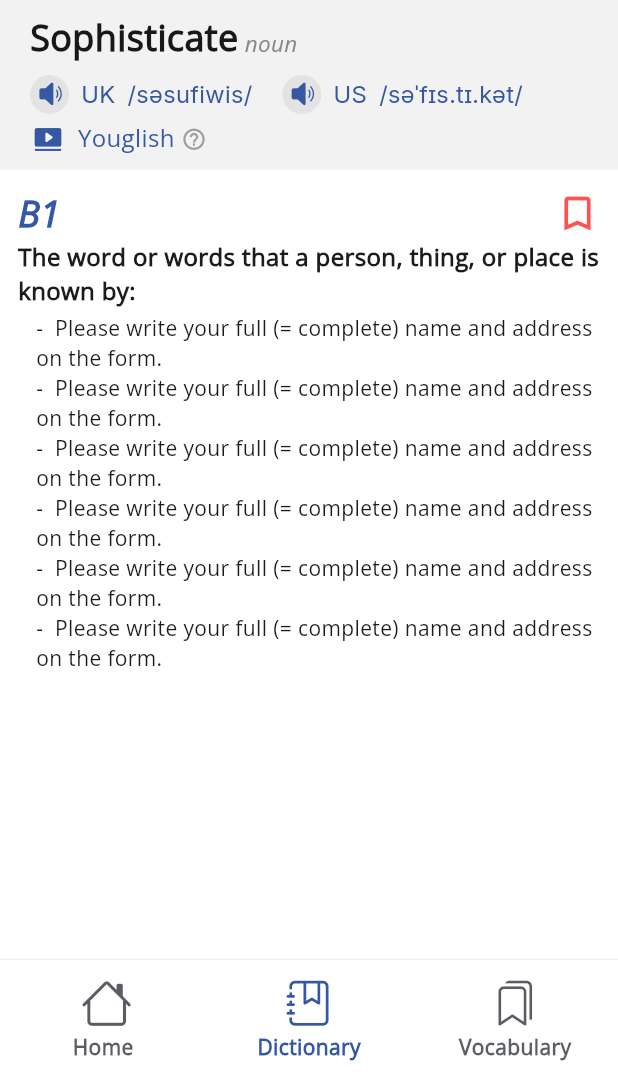
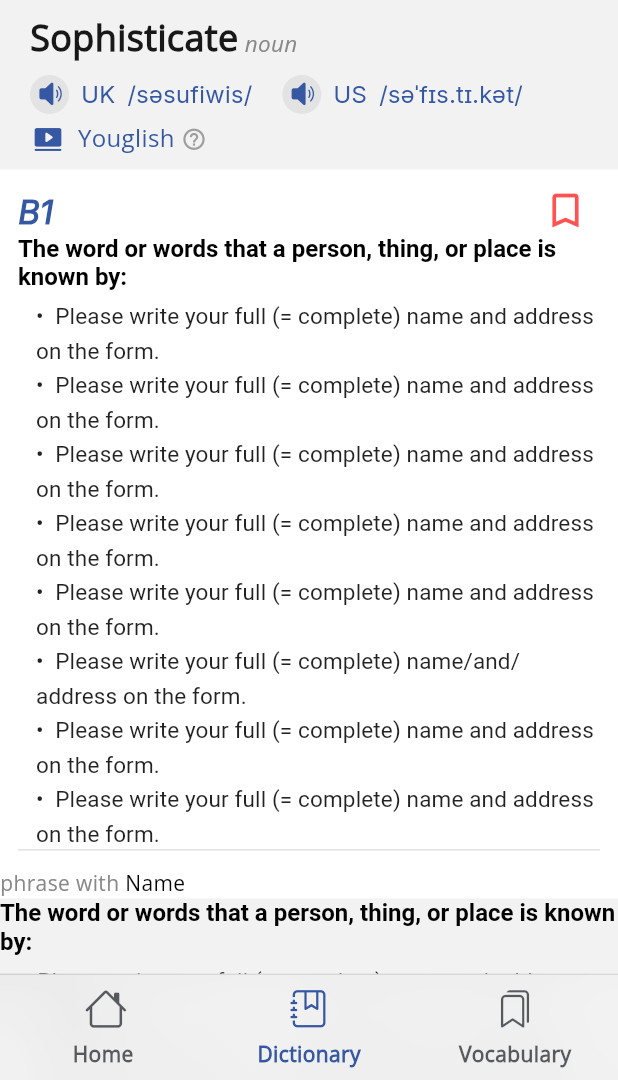
Before and after one commit to nguyenhuuthai-99/eng_dict, a Flutter app: the screen it shows after launch, item 2 of the bottom bar chosen, on a phone screen of 412 x 824 dp, the part 156-1236 px from its top. Run offline on Flutter 3.47's test engine with Material 3 defaults, Android fonts, the phone set to English and light mode, and no system bars; our stand-ins replace google_fonts, just_audio.

Commit message:
add phrase box

```diff
--- a/devtools_options.yaml
+++ b/devtools_options.yaml
@@ -1,3 +1,4 @@
 description: This file stores settings for Dart & Flutter DevTools.
 documentation: https://docs.flutter.dev/tools/devtools/extensions#configure-extension-enablement-states
 extensions:
+  - provider: true
--- a/lib/view/screens/dictionary_screen.dart
+++ b/lib/view/screens/dictionary_screen.dart
@@ -1,11 +1,15 @@
 import 'dart:ui';
 
+import 'package:eng_dict/model/word.dart';
+import 'package:eng_dict/model/word_field.dart';
 import 'package:eng_dict/view/component/glass_app_bar.dart';
 import 'package:eng_dict/view/component/search_bar.dart';
 import 'package:eng_dict/view/component/sliver_glass_app_bar.dart';
 import 'package:eng_dict/view/utils/constants.dart';
 import 'package:eng_dict/view/utils/custom_icon.dart';
+import 'package:eng_dict/view/widgets/definition_box.dart';
 import 'package:eng_dict/view/widgets/word_title_box.dart';
+import 'package:flutter/gestures.dart';
 import 'package:flutter/material.dart';
 import 'package:flutter/rendering.dart';
 import 'package:just_audio/just_audio.dart';
@@ -13,7 +17,8 @@ import 'package:just_audio/just_audio.dart';
 class DictionaryScreen extends StatelessWidget {
   final numberOfTab = 2;
   final String screenId = "DictionaryScreen";
-  DictionaryScreen({super.key});
+
+  const DictionaryScreen({super.key});
 
   @override
   Widget build(BuildContext context) {
@@ -25,7 +30,8 @@ class DictionaryScreen extends StatelessWidget {
         child: DefaultTabController(
           length: numberOfTab,
           child: NestedScrollView(
-            headerSliverBuilder: (BuildContext context, bool innerBoxIsScrolled) {
+            headerSliverBuilder:
+                (BuildContext context, bool innerBoxIsScrolled) {
               return [
                 const SliverAppBar(
                     pinned: false,
@@ -33,19 +39,21 @@ class DictionaryScreen extends StatelessWidget {
                     floating: true,
                     backgroundColor: Colors.white,
                     surfaceTintColor: Colors.white,
-                title: CustomSearchBar()
-              ),
+                    title: CustomSearchBar()),
                 SliverPersistentHeader(
                   pinned: true,
                   delegate: TabBarDelegate(
                     child: const TabBar(
-
                       dividerHeight: 2,
                       tabAlignment: TabAlignment.start,
                       isScrollable: true,
                       tabs: [
-                        Tab(text: "General",),
-                        Tab(text: "Business",),
+                        Tab(
+                          text: "General",
+                        ),
+                        Tab(
+                          text: "Business",
+                        ),
                       ],
                       unselectedLabelColor: Constant.kGreyText,
                       labelColor: Constant.kPrimaryColor,
@@ -55,8 +63,6 @@ class DictionaryScreen extends StatelessWidget {
                       labelStyle: TextStyle(
                         fontSize: 18,
                       ),
-
-
                     ),
                   ),
                 ),
@@ -66,40 +72,15 @@ class DictionaryScreen extends StatelessWidget {
               ListView(
                 children: [
                   WordTitleBox(),
-                  Padding(
-                    padding: const EdgeInsets.only(top: Constant.kMarginMedium, left: Constant.kMarginMedium),
-                    child: Column(
-                      children: [
-                        Padding(
-                          padding: const EdgeInsets.only(right: 12.0),
-                          child: Row(
-                            children: [
-                              Expanded(child: Text("B1", style: TextStyle(fontSize: 24, fontWeight: FontWeight.bold, fontStyle: FontStyle.italic, color: Constant.kPrimaryColor),)),
-                              Icon(Icons.bookmark_outline, size: 30, color: Colors.redAccent,)
+                  DefinitionBox(
+                    word: Word()..isPhrase = false,
+                  ),
+                  DefinitionBox(
+                    word: Word()..isPhrase = true,
+                  ),
                 ],
               ),
-                        ),
-                        Text("The word or words that a person, thing, or place is known by:", style: TextStyle(fontWeight: FontWeight.bold, fontSize: 16),),
-                        Padding(
-                          padding: const EdgeInsets.only(left: Constant.kMarginMedium, top: Constant.kMarginExtraSmall),
-                          child: Column(
-                            children: [
-                              Text("-  Please write your full (= complete) name and address on the form."),
-                              Text("-  Please write your full (= complete) name and address on the form."),
-                              Text("-  Please write your full (= complete) name and address on the form."),
-                              Text("-  Please write your full (= complete) name and address on the form."),
-                              Text("-  Please write your full (= complete) name and address on the form."),
-                              Text("-  Please write your full (= complete) name and address on the form."),
-                            ],
-                          ),
-                        )
-
-                      ],
-                    ),
-                  )
-                ],
-              )
-              ,Container(
+              Container(
                 color: Colors.blue,
                 child: Text("Business"),
               ),
@@ -111,22 +92,21 @@ class DictionaryScreen extends StatelessWidget {
   }
 }
 
-
-class TabBarDelegate extends SliverPersistentHeaderDelegate{
+class TabBarDelegate extends SliverPersistentHeaderDelegate {
   final TabBar child;
 
   TabBarDelegate({required this.child});
 
   @override
-  Widget build(BuildContext context, double shrinkOffset, bool overlapsContent) {
+  Widget build(
+      BuildContext context, double shrinkOffset, bool overlapsContent) {
     // TODO: implement build
     return Container(
         color: Colors.white,
         child: Padding(
           padding: const EdgeInsets.symmetric(horizontal: 8.0),
           child: child,
-      )
-    );
+        ));
   }
 
   @override
@@ -145,5 +125,4 @@ class TabBarDelegate extends SliverPersistentHeaderDelegate{
   @override
   OverScrollHeaderStretchConfiguration get stretchConfiguration =>
       OverScrollHeaderStretchConfiguration();
-
 }
--- /dev/null
+++ b/lib/view/widgets/definition_box.dart
@@ -0,0 +1,198 @@
+import 'dart:ffi';
+
+import 'package:eng_dict/model/word.dart';
+import 'package:eng_dict/view/utils/constants.dart';
+import 'package:flutter/gestures.dart';
+import 'package:flutter/material.dart';
+
+class DefinitionBox extends StatelessWidget {
+  Word word;
+  DefinitionBox({
+    required this.word,
+    super.key,
+  });
+
+  @override
+  Widget build(BuildContext context) {
+    if (word.isPhrase) {
+      return buildPhraseBox();
+    }
+    return buildWordBox();
+  }
+
+  Widget buildWordBox() {
+    return Padding(
+      padding: const EdgeInsets.symmetric(
+          vertical: Constant.kMarginMedium, horizontal: Constant.kMarginMedium),
+      child: Column(
+        children: [
+          const Padding(
+            padding: EdgeInsets.only(right: Constant.kMarginSmall),
+            child: Row(
+              children: [
+                Expanded(
+                    child: Text(
+                  "B1",
+                  style: TextStyle(
+                      fontSize: 22,
+                      fontWeight: FontWeight.bold,
+                      fontStyle: FontStyle.italic,
+                      color: Constant.kPrimaryColor,
+                      fontFamily: "Inter"),
+                )),
+                Icon(
+                  Icons.bookmark_outline,
+                  size: 30,
+                  color: Colors.redAccent,
+                )
+              ],
+            ),
+          ),
+          buildDefinitionText(
+              "The word or words that a person, thing, or place is known by:"),
+          Padding(
+            padding: const EdgeInsets.only(
+                left: Constant.kMarginMedium, top: Constant.kMarginExtraSmall),
+            child: Column(
+              crossAxisAlignment: CrossAxisAlignment.start,
+              children: [
+                buildExample(
+                    "•  Please write your full (= complete) name and address on the form."),
+                buildExample(
+                    "•  Please write your full (= complete) name and address on the form."),
+                buildExample(
+                    "•  Please write your full (= complete) name and address on the form."),
+                buildExample(
+                    "•  Please write your full (= complete) name and address on the form."),
+                buildExample(
+                    "•  Please write your full (= complete) name and address on the form."),
+                buildExample(
+                    "•  Please write your full (= complete) name/and/address on the form."),
+                buildExample(
+                    "•  Please write your full (= complete) name and address on the form."),
+                buildExample(
+                    "•  Please write your full (= complete) name and address on the form."),
+              ],
+            ),
+          ),
+          SizedBox(
+            height: 1,
+            width: double.infinity,
+            child: Container(
+              color: Constant.kGreyLine,
+            ),
+          )
+        ],
+      ),
+    );
+  }
+
+  Widget buildPhraseBox() {
+    return Column(
+      children: [
+        Row(
+          children: [
+            Text(
+              "phrase with ",
+              style: TextStyle(color: Constant.kGreyText),
+            ),
+            Text(
+              "Name",
+              style: TextStyle(color: Colors.black),
+            )
+          ],
+        ),
+        Container(
+          color: Constant.kGreyBackground,
+          child: Column(
+            children: [
+              buildDefinitionText(
+                  "The word or words that a person, thing, or place is known by:"),
+              Padding(
+                padding: const EdgeInsets.only(
+                    left: Constant.kMarginMedium,
+                    top: Constant.kMarginExtraSmall),
+                child: Column(
+                  crossAxisAlignment: CrossAxisAlignment.start,
+                  children: [
+                    buildExample(
+                        "•  Please write your full (= complete) name and address on the form."),
+                    buildExample(
+                        "•  Please write your full (= complete) name and address on the form."),
+                    buildExample(
+                        "•  Please write your full (= complete) name and address on the form."),
+                    buildExample(
+                        "•  Please write your full (= complete) name and address on the form."),
+                    buildExample(
+                        "•  Please write your full (= complete) name and address on the form."),
+                    buildExample(
+                        "•  Please write your full (= complete) name/and/address on the form."),
+                    buildExample(
+                        "•  Please write your full (= complete) name and address on the form."),
+                    buildExample(
+                        "•  Please write your full (= complete) name and address on the form."),
+                  ],
+                ),
+              ),
+              const Divider(
+                color: Constant.kGreyLine,
+                height: 30,
+                thickness: 0.8,
+              )
+            ],
+          ),
+        ),
+      ],
+    );
+  }
+
+  RichText buildDefinitionText(String text) {
+    return RichText(
+        text: TextSpan(
+            style: const TextStyle(
+                fontWeight: FontWeight.bold, fontSize: 16, color: Colors.black),
+            children: buildClickableTextSpan(text: text)));
+  }
+
+  RichText buildExample(String text) {
+    return RichText(
+        text: TextSpan(
+            style: const TextStyle(
+                fontSize: 15,
+                letterSpacing: 0.1,
+                height: 1.5,
+                color: Colors.black87),
+            children: buildClickableTextSpan(text: text)));
+  }
+
+  List<TextSpan> buildClickableTextSpan({required String text}) {
+    List<int> textCodes = text.codeUnits;
+    List<TextSpan> words = [];
+    String curString = '';
+    for (int char in textCodes) {
+      if ((char >= 97 && char <= 122) || (char >= 65 && char <= 90)) {
+        curString += String.fromCharCode(char);
+      } else {
+        if (curString.isNotEmpty) {
+          words.add(buildClickableWord(curString));
+          curString = '';
+        }
+        words.add(buildCharacter(String.fromCharCode(char)));
+      }
+    }
+    return words;
+  }
+
+  TextSpan buildCharacter(String char) {
+    return TextSpan(text: char);
+  }
+
+  TextSpan buildClickableWord(String word) {
+    return TextSpan(
+        text: word,
+        recognizer: TapGestureRecognizer()
+          ..onTap = () {
+            print(word);
+          });
+  }
+}
--- a/lib/view/widgets/navigation_menu.dart
+++ b/lib/view/widgets/navigation_menu.dart
@@ -1,4 +1,3 @@
-
 import 'dart:ui';
 
 import 'package:eng_dict/view/screens/dictionary_screen.dart';
@@ -20,25 +19,26 @@ class NavigationMenu extends StatelessWidget {
         data: buildNavigationBarThemeData(),
         child: ClipRRect(
           child: BackdropFilter(
-            filter: ImageFilter.blur(sigmaX:25, sigmaY: 25, tileMode: TileMode.mirror),
+            filter: ImageFilter.blur(
+                sigmaX: 25, sigmaY: 25, tileMode: TileMode.mirror),
             child: Container(
               decoration: BoxDecoration(
-                border: Border(
-                  top: BorderSide(
-                    color: Constant.kGreyBorder
-                  )
-                )
-              ),
+                  border: Border(top: BorderSide(color: Constant.kGreyBorder))),
               child: NavigationBar(
                 selectedIndex: data.index,
                 indicatorColor: Colors.transparent,
                 backgroundColor: Colors.white.withOpacity(0.4),
-                  onDestinationSelected: (index)=>data.changeIndex(index),
+                height: 70,
+                onDestinationSelected: (index) => data.changeIndex(index),
                 destinations: const [
-                NavigationDestination(icon: Icon(CustomIcon.house),  label: "Home"),
-                NavigationDestination(icon:Icon(CustomIcon.book), label: "Dictionary"),
-                NavigationDestination(icon: Icon(CustomIcon.vocabulary),  label: "Vocabulary"),
-              ],),
+                  NavigationDestination(
+                      icon: Icon(CustomIcon.house), label: "Home"),
+                  NavigationDestination(
+                      icon: Icon(CustomIcon.book), label: "Dictionary"),
+                  NavigationDestination(
+                      icon: Icon(CustomIcon.vocabulary), label: "Vocabulary"),
+                ],
+              ),
             ),
           ),
         ),
@@ -51,21 +51,21 @@ class NavigationMenu extends StatelessWidget {
     return NavigationBarThemeData(
         labelTextStyle: WidgetStateTextStyle.resolveWith((state) {
       bool isSelected = state.contains(WidgetState.selected);
-          return isSelected ? Constant.kBottomNavigationBarTextStyleSelected : Constant.kBottomNavigationBarTextStyle;
-        }),
-        iconTheme: WidgetStateProperty.resolveWith<IconThemeData>((state){
+      return isSelected
+          ? Constant.kBottomNavigationBarTextStyleSelected
+          : Constant.kBottomNavigationBarTextStyle;
+    }), iconTheme: WidgetStateProperty.resolveWith<IconThemeData>((state) {
       bool isSelected = state.contains(WidgetState.selected);
       return IconThemeData(
-            size: 30,
-            color: isSelected ? Constant.kPrimaryColor : Constant.kButtonUnselectedColor
-          );
-        }
-        )
-      );
+          size: 25,
+          color: isSelected
+              ? Constant.kPrimaryColor
+              : Constant.kButtonUnselectedColor);
+    }));
   }
 }
 
-class ScreenData extends ChangeNotifier{
+class ScreenData extends ChangeNotifier {
   int _index = 0;
   final List<Widget> screens = [
     HomeScreen(),
@@ -73,10 +73,9 @@ class ScreenData extends ChangeNotifier{
     Container(color: Colors.green),
   ];
 
-
   int get index => _index;
 
-  void changeIndex(index){
+  void changeIndex(index) {
     _index = index;
     notifyListeners();
   }
--- a/lib/view/widgets/word_of_the_day_box.dart
+++ b/lib/view/widgets/word_of_the_day_box.dart
@@ -57,7 +57,7 @@ class WordOfTheDayBox extends StatelessWidget {
                   ],
                 ),
               ),
-              Text( word.definition, style: TextStyle(fontSize: 20, fontWeight: FontWeight.w100, color: Constant.kHeading2Color)),
+              Text( word.definition, style: TextStyle(fontSize: 18, fontWeight: FontWeight.w100, color: Constant.kHeading2Color)),
               const Padding(
                 padding: EdgeInsets.only(top: Constant.kMarginMedium),
                 child: Row(
@@ -83,16 +83,20 @@ class WordOfTheDayBox extends StatelessWidget {
 }
 
 class IPAComponents extends StatelessWidget {
-  late bool canPlay;
+  bool canPlay = false;
   String accent;
   String IPA;
-  String soundURL;
-  IPAComponents({super.key,required this.accent, required this.IPA, required this.soundURL});
+  String? soundURL;
+  IPAComponents({super.key,required this.accent, required this.IPA, this.soundURL}){
+   if(soundURL!=null){
+     canPlay = true;
+   }
+  }
 
   Future<void> playSound()async {
     final AudioPlayer audioPlayer = AudioPlayer();
     String prefix = "https://dictionary.cambridge.org/";
-    String url = prefix + soundURL;
+    String url = prefix + soundURL!;
     try{
       await audioPlayer.setUrl(url);
       await audioPlayer.play();
```
Also changed, not shown: lib/view/utils/constants.dart (+19 -14 lines), 2 other files. Lines whose indentation alone changed are shown as unchanged.
